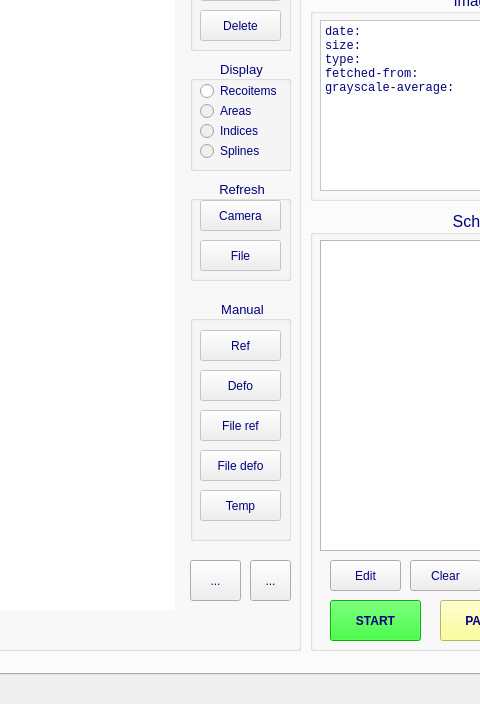
First picture: the form in defo/defo.ui, repository DESY-FH-ELab/cmstkmodlab, before the edit; both pictures show x 412 to 892 and y 196 to 900 of the 1120 by 900 pixel window.
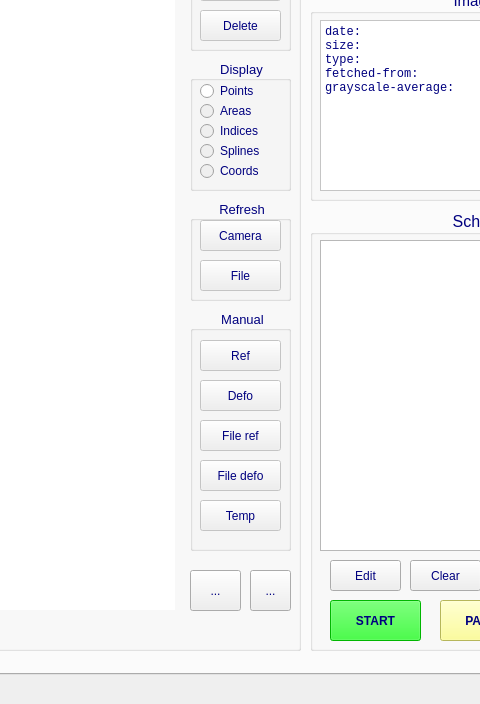
Second picture: the form after the edit. Icons and pictures are not drawn. Custom widgets are drawn as their Qt base class.

Commit message: * added online coordinate system display, switchable (radiobutton & connections) * moved offline coordinate system such that blue point is at 0,0 in the 3D plot

```diff
--- a/defo/defo.ui
+++ b/defo/defo.ui
@@ -199,7 +199,7 @@
          <x>560</x>
          <y>200</y>
          <width>101</width>
-         <height>111</height>
+         <height>131</height>
         </rect>
        </property>
        <property name="font" >
@@ -256,12 +256,12 @@
          <rect>
           <x>10</x>
           <y>20</y>
-          <width>81</width>
+          <width>71</width>
           <height>22</height>
          </rect>
         </property>
         <property name="text" >
-         <string>Recoitems</string>
+         <string>Points</string>
         </property>
        </widget>
        <widget class="QRadioButton" name="displayIndicesButton_" >
@@ -280,12 +280,28 @@
          <string>Indices</string>
         </property>
        </widget>
+       <widget class="QRadioButton" name="displayCoordsButton_" >
+        <property name="enabled" >
+         <bool>false</bool>
+        </property>
+        <property name="geometry" >
+         <rect>
+          <x>10</x>
+          <y>100</y>
+          <width>71</width>
+          <height>22</height>
+         </rect>
+        </property>
+        <property name="text" >
+         <string>Coords</string>
+        </property>
+       </widget>
       </widget>
       <widget class="QGroupBox" name="refreshGroupBox_" >
        <property name="geometry" >
         <rect>
          <x>560</x>
-         <y>320</y>
+         <y>340</y>
          <width>101</width>
          <height>101</height>
         </rect>
@@ -356,7 +372,7 @@
        <property name="geometry" >
         <rect>
          <x>560</x>
-         <y>440</y>
+         <y>450</y>
          <width>101</width>
          <height>241</height>
         </rect>
@@ -493,7 +509,7 @@
        <property name="geometry" >
         <rect>
          <x>560</x>
-         <y>700</y>
+         <y>710</y>
          <width>51</width>
          <height>41</height>
         </rect>
@@ -513,7 +529,7 @@
        <property name="geometry" >
         <rect>
          <x>620</x>
-         <y>700</y>
+         <y>710</y>
          <width>41</width>
          <height>41</height>
         </rect>
```
The commit also changes 8 other files.
